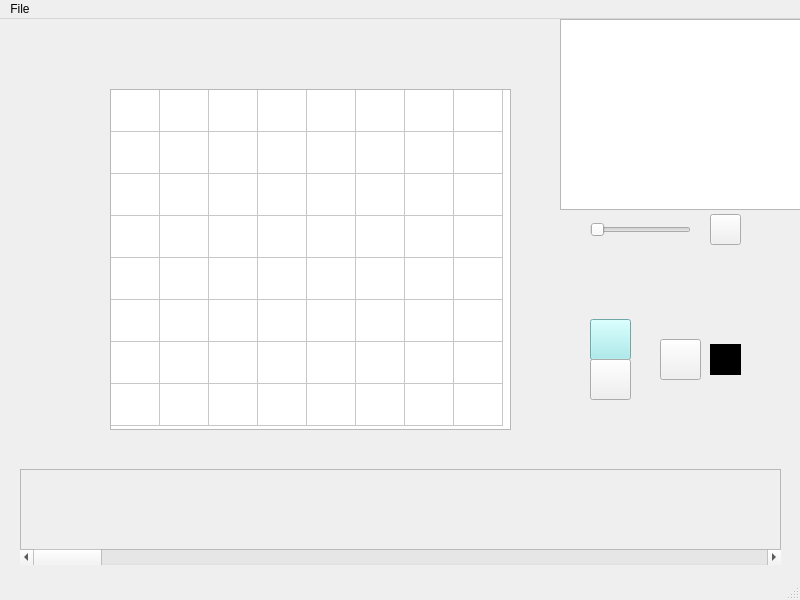
Qt form A7_SpriteEditor/mainwindow.ui (ethandavies8/Pixel-Editor-Animator) before a commit.
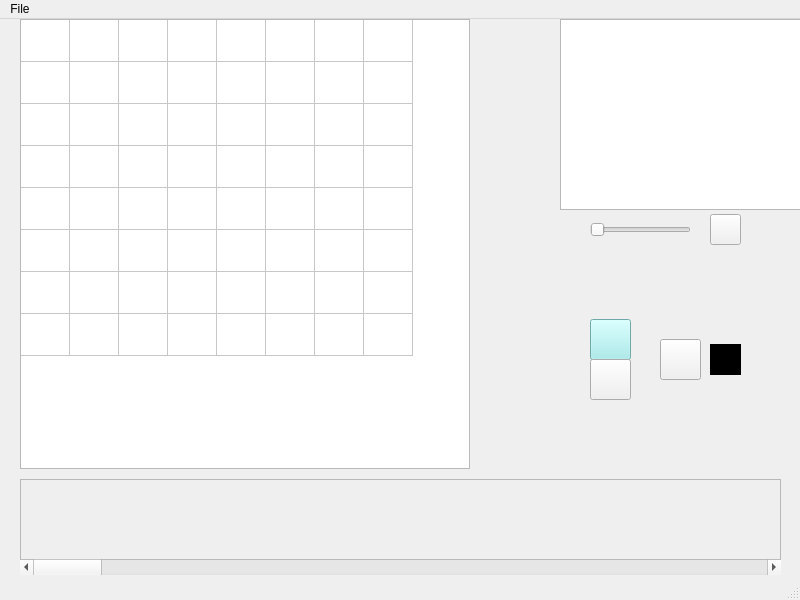
The same form after that commit. Icons and pictures are not drawn.

```diff
--- a/A7_SpriteEditor/mainwindow.ui
+++ b/A7_SpriteEditor/mainwindow.ui
@@ -58,7 +58,7 @@
     <property name="geometry">
      <rect>
       <x>20</x>
-      <y>450</y>
+      <y>460</y>
       <width>761</width>
       <height>81</height>
      </rect>
@@ -81,7 +81,7 @@
     <property name="geometry">
      <rect>
       <x>20</x>
-      <y>530</y>
+      <y>540</y>
       <width>761</width>
       <height>16</height>
      </rect>
@@ -322,17 +322,90 @@
    <widget class="QTableWidget" name="pixelEditor">
     <property name="geometry">
      <rect>
-      <x>110</x>
-      <y>70</y>
-      <width>401</width>
-      <height>341</height>
+      <x>20</x>
+      <y>0</y>
+      <width>450</width>
+      <height>450</height>
      </rect>
     </property>
+    <property name="maximumSize">
+     <size>
+      <width>16777215</width>
+      <height>16777215</height>
+     </size>
+    </property>
+    <property name="palette">
+     <palette>
+      <active>
+       <colorrole role="Highlight">
+        <brush brushstyle="SolidPattern">
+         <color alpha="0">
+          <red>170</red>
+          <green>0</green>
+          <blue>0</blue>
+         </color>
+        </brush>
+       </colorrole>
+       <colorrole role="HighlightedText">
+        <brush brushstyle="SolidPattern">
+         <color alpha="0">
+          <red>0</red>
+          <green>0</green>
+          <blue>0</blue>
+         </color>
+        </brush>
+       </colorrole>
+      </active>
+      <inactive>
+       <colorrole role="Highlight">
+        <brush brushstyle="SolidPattern">
+         <color alpha="255">
+          <red>240</red>
+          <green>240</green>
+          <blue>240</blue>
+         </color>
+        </brush>
+       </colorrole>
+       <colorrole role="HighlightedText">
+        <brush brushstyle="SolidPattern">
+         <color alpha="255">
+          <red>0</red>
+          <green>0</green>
+          <blue>0</blue>
+         </color>
+        </brush>
+       </colorrole>
+      </inactive>
+      <disabled>
+       <colorrole role="Highlight">
+        <brush brushstyle="SolidPattern">
+         <color alpha="255">
+          <red>0</red>
+          <green>120</green>
+          <blue>215</blue>
+         </color>
+        </brush>
+       </colorrole>
+       <colorrole role="HighlightedText">
+        <brush brushstyle="SolidPattern">
+         <color alpha="255">
+          <red>255</red>
+          <green>255</green>
+          <blue>255</blue>
+         </color>
+        </brush>
+       </colorrole>
+      </disabled>
+     </palette>
+    </property>
     <property name="mouseTracking">
      <bool>true</bool>
     </property>
     <property name="focusPolicy">
-     <enum>Qt::NoFocus</enum>
+     <enum>Qt::StrongFocus</enum>
+    </property>
+    <property name="styleSheet">
+     <string notr="true"/>
     </property>
     <property name="editTriggers">
      <set>QAbstractItemView::NoEditTriggers</set>
```
Left out of the diff: 10 changed lines with no effect on the pictures.
